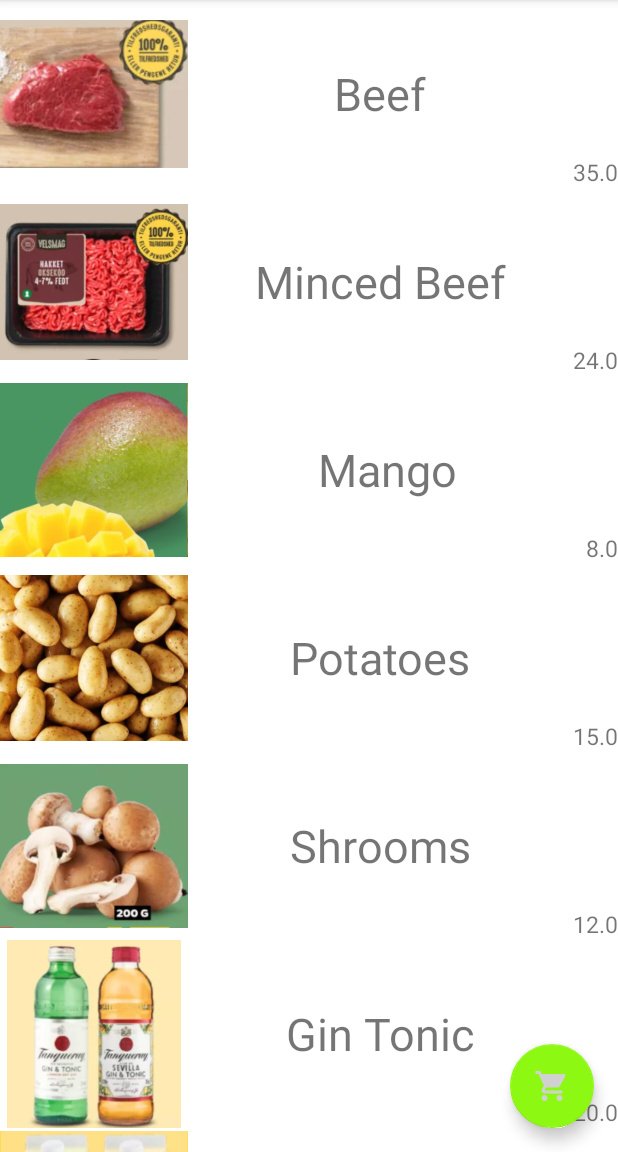
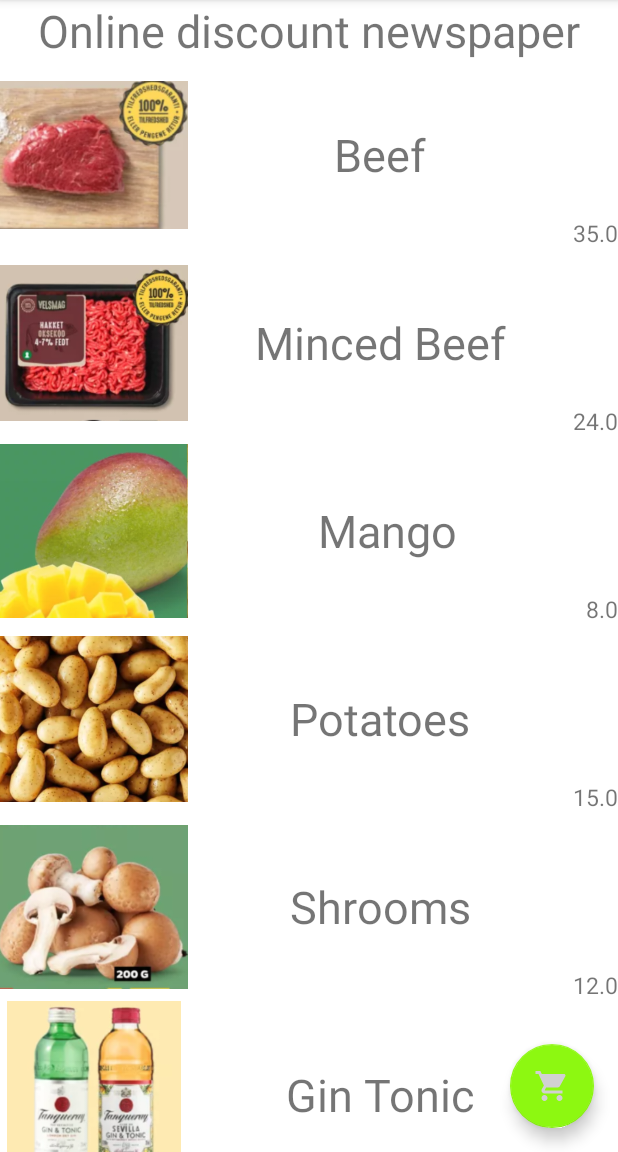
Before and after one commit to ETS-Android1/ShopWay, an Android app: the screen it shows after launch once a user with an empty profile is signed in (MainActivity), after a tap on "Netto", on a phone screen of 412 x 824 dp, the part 84-1236 px from its top. Run offline under Robolectric (Android 15) with nearby library versions, the phone set to English and light mode, and no system bars; our stand-ins replace Firebase (no records; nobody signed in at launch, a user with empty details on screens opened directly), navigation-ui; libraries missing offline, so code that uses them is left out: com.firebase.ui.

Commit message:
shops, items, cart and finish work, still no DB :(

```diff
--- a/app/src/main/java/com/example/shopway/ui/ShopItemsFragment.java
+++ b/app/src/main/java/com/example/shopway/ui/ShopItemsFragment.java
@@ -1,5 +1,7 @@
 package com.example.shopway.ui;
 
+import android.content.Intent;
+import android.net.Uri;
 import android.os.Bundle;
 
 import androidx.fragment.app.Fragment;
@@ -10,6 +12,7 @@ import androidx.recyclerview.widget.RecyclerView;
 import android.view.LayoutInflater;
 import android.view.View;
 import android.view.ViewGroup;
+import android.widget.TextView;
 
 import com.example.shopway.R;
 import com.example.shopway.model.Item;
@@ -24,12 +27,15 @@ public class ShopItemsFragment extends Fragment implements ShopItemsAdapter.OnLi
     ShopItemsAdapter adapter;
     RecyclerView itemsRecyclerList;
     private int shopCode;
+    private String uri;
+    TextView newspaperView;
 
     @Override
     public void onCreate(Bundle savedInstanceState) {
         super.onCreate(savedInstanceState);
 
         shopCode = getArguments().getInt("shopCode");
+        uri = getArguments().getString("URI");
 
         viewModel = new ViewModelProvider(this).get(ShopItemsViewModel.class);
         ArrayList<Item> items = viewModel.getShopItems(shopCode).getValue();
@@ -46,6 +52,9 @@ public class ShopItemsFragment extends Fragment implements ShopItemsAdapter.OnLi
         itemsRecyclerList.hasFixedSize();
         itemsRecyclerList.setLayoutManager(new LinearLayoutManager(view.getContext()));
         itemsRecyclerList.setAdapter(adapter);
+
+        newspaperView = view.findViewById(R.id.newspaper);
+        newspaperView.setOnClickListener(v -> openDiscountMagazine());
 
         return view;
     }
@@ -64,4 +73,10 @@ public class ShopItemsFragment extends Fragment implements ShopItemsAdapter.OnLi
         });
         addSnack.show();
     }
+
+    public void openDiscountMagazine()
+    {
+        Intent intent = new Intent(Intent.ACTION_VIEW, Uri.parse(uri));
+        startActivity(intent);
+    }
 }
--- a/app/src/main/java/com/example/shopway/ui/ShopListFragment.java
+++ b/app/src/main/java/com/example/shopway/ui/ShopListFragment.java
@@ -54,26 +54,32 @@ public class ShopListFragment extends Fragment implements ShopAdapter.OnListItem
         if(clickedItemIndex == 0)
         {
            bundle.putInt("shopCode", 0);
+           bundle.putString("URI", "https://netto.dk/tilbudsavis/#");
         }
         else if(clickedItemIndex == 1)
         {
             bundle.putInt("shopCode", 1);
+            bundle.putString("URI", "https://avis.bilka.dk/bilka/denne-uges-avis/");
         }
         else if(clickedItemIndex == 2)
         {
             bundle.putInt("shopCode", 2);
+            bundle.putString("URI", "https://www.lovbjerg.dk/tilbudsavis");
         }
         else if(clickedItemIndex == 3)
         {
             bundle.putInt("shopCode", 3);
+            bundle.putString("URI", "https://rema1000.dk/om-rema-1000/avis/avis/?gclid=Cj0KCQiA-qGNBhD3ARIsAO_o7ymBkPKm6qDxgUtWaV1tjoCOKoeK7zFcvUxYmnwLiW2XcU9jt4dLLpwaAhZMEALw_wcB#catalogs/UcOmC0Ta/1");
         }
         else if(clickedItemIndex == 4)
         {
             bundle.putInt("shopCode", 4);
+            bundle.putString("URI", "https://www.lidl.dk/information/tilbudsavis");
         }
         else if(clickedItemIndex == 5)
         {
            bundle.putInt("shopCode", 5);
+            bundle.putString("URI", "https://fakta.coop.dk/tilbudsavis/");
         }
 
         Navigation.findNavController(getActivity(), R.id.nav_host_fragment).navigate(R.id.nav_items, bundle);
--- a/app/src/main/res/layout/fragment_shop_items.xml
+++ b/app/src/main/res/layout/fragment_shop_items.xml
@@ -2,14 +2,24 @@
 <androidx.appcompat.widget.LinearLayoutCompat xmlns:android="http://schemas.android.com/apk/res/android"
     xmlns:tools="http://schemas.android.com/tools"
     android:layout_width="match_parent"
+    android:orientation="vertical"
     android:layout_height="match_parent"
     tools:context=".ui.ShopItemsFragment">
+
+    <TextView
+        android:id="@+id/newspaper"
+        android:layout_width="match_parent"
+        android:layout_height="wrap_content"
+        android:textSize="30dp"
+        android:gravity="center"
+        android:text="Online discount newspaper" />
 
 
     <androidx.recyclerview.widget.RecyclerView
         android:layout_width="match_parent"
         android:layout_height="match_parent"
+        android:layout_gravity="bottom"
+        android:layout_weight="4"
         android:id="@+id/itemsRecycler"
         />
-
 </androidx.appcompat.widget.LinearLayoutCompat>
--- a/app/src/main/res/layout/fragment_shopping_cart.xml
+++ b/app/src/main/res/layout/fragment_shopping_cart.xml
@@ -9,7 +9,8 @@
 
     <androidx.recyclerview.widget.RecyclerView
         android:layout_width="match_parent"
-        android:layout_height="wrap_content"
+        android:layout_height="match_parent"
+        android:layout_weight="4"
         android:id="@+id/cartRecycler"
         />
     <TextView
```
